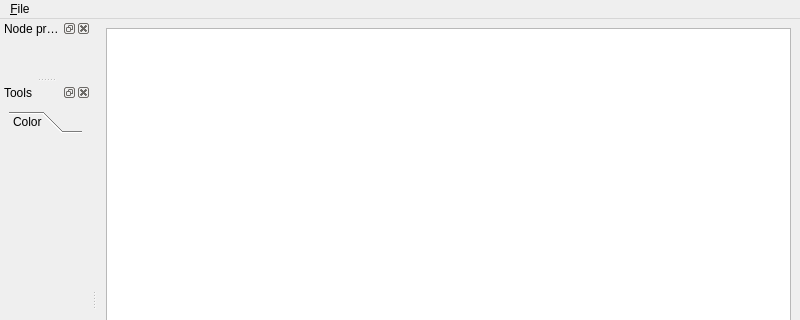
Before: the Qt Designer form dteditor/dteditorwindow.ui in frabas/DISPLACE_GUI, drawn with Qt 5; both pictures show x 0 to 800 and y 0 to 320 of the 800 by 600 pixel window.
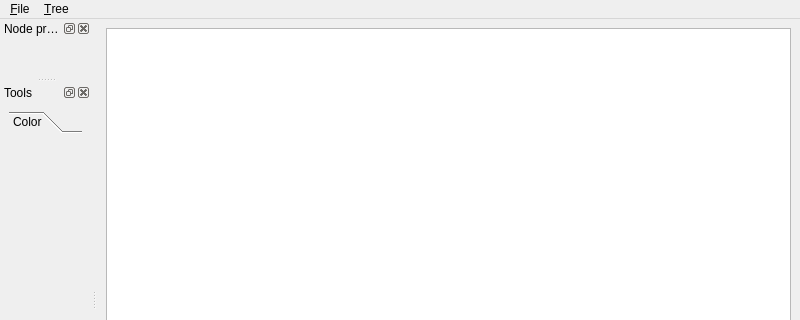
After: the same form once the commit is applied. Icons and pictures are not drawn.

The edit to the form file:
```diff
--- a/dteditor/dteditorwindow.ui
+++ b/dteditor/dteditorwindow.ui
@@ -44,7 +44,14 @@
     <addaction name="separator"/>
     <addaction name="actionQuit"/>
    </widget>
+   <widget class="QMenu" name="menuTree">
+    <property name="title">
+     <string>&amp;Tree</string>
+    </property>
+    <addaction name="action_Add_Node"/>
+   </widget>
    <addaction name="menu_File"/>
+   <addaction name="menuTree"/>
   </widget>
   <widget class="QStatusBar" name="statusbar"/>
   <widget class="QDockWidget" name="propertiesWidget">
```
Left out of the diff: 5 changed lines with no effect on the pictures.
